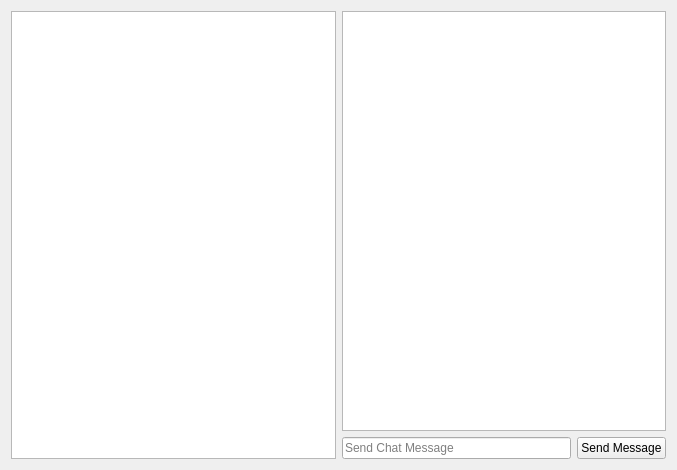
Before: the Qt Designer form src/citra/multiplayer/chat_room.ui in Gegopat/citra, drawn with Qt 5.
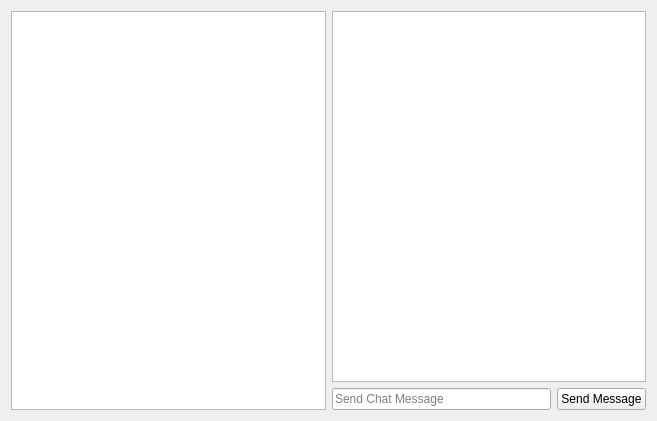
After: the same form once the commit is applied.

```diff
--- a/src/citra/multiplayer/chat_room.ui
+++ b/src/citra/multiplayer/chat_room.ui
@@ -6,8 +6,8 @@
    <rect>
     <x>0</x>
     <y>0</y>
-    <width>677</width>
-    <height>470</height>
+    <width>657</width>
+    <height>421</height>
    </rect>
   </property>
   <property name="windowTitle">
```
